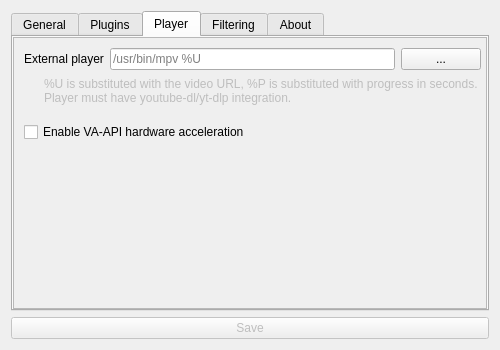
This is application/src/ui/forms/settings/settingsform.ui in BowDown097/QtTube as Qt 5 draws it before an edit. The edited form follows.
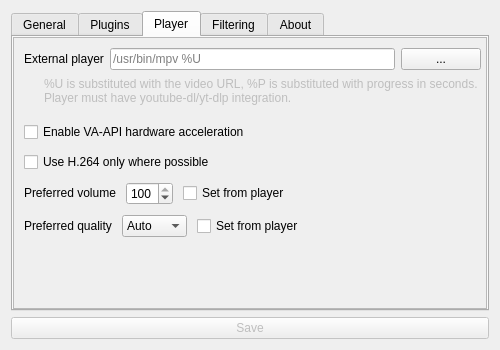
This is the edited form. The open tabs and pages were chosen to show the change.

Commit message: Make some player settings global once again

Patch:
```diff
--- a/application/src/ui/forms/settings/settingsform.ui
+++ b/application/src/ui/forms/settings/settingsform.ui
@@ -234,7 +234,7 @@
             <x>0</x>
             <y>0</y>
             <width>476</width>
-            <height>139</height>
+            <height>249</height>
            </rect>
           </property>
           <property name="sizePolicy">
@@ -337,6 +337,172 @@
              </property>
             </widget>
            </item>
+           <item>
+            <widget class="QCheckBox" name="h264Only">
+             <property name="toolTip">
+              <string>Enforces serving of H.264 encoded content, if available. May improve playback performance and resource usage, especially on older devices. There is no guarantee this setting will be implemented by any given plugin.</string>
+             </property>
+             <property name="text">
+              <string>Use H.264 only where possible</string>
+             </property>
+            </widget>
+           </item>
+           <item>
+            <layout class="QHBoxLayout" name="horizontalLayout_17">
+             <property name="spacing">
+              <number>10</number>
+             </property>
+             <item>
+              <widget class="QLabel" name="preferredVolumeLabel">
+               <property name="sizePolicy">
+                <sizepolicy hsizetype="Preferred" vsizetype="Fixed">
+                 <horstretch>0</horstretch>
+                 <verstretch>0</verstretch>
+                </sizepolicy>
+               </property>
+               <property name="toolTip">
+                <string>There is no guarantee this setting will be implemented by any given plugin.</string>
+               </property>
+               <property name="text">
+                <string>Preferred volume</string>
+               </property>
+              </widget>
+             </item>
+             <item>
+              <widget class="QSpinBox" name="preferredVolume">
+               <property name="maximum">
+                <number>100</number>
+               </property>
+               <property name="value">
+                <number>100</number>
+               </property>
+              </widget>
+             </item>
+             <item>
+              <widget class="QCheckBox" name="volumeFromPlayer">
+               <property name="toolTip">
+                <string>There is no guarantee this setting will be implemented by any given plugin.</string>
+               </property>
+               <property name="text">
+                <string>Set from player</string>
+               </property>
+              </widget>
+             </item>
+             <item>
+              <spacer name="horizontalSpacer_11">
+               <property name="orientation">
+                <enum>Qt::Orientation::Horizontal</enum>
+               </property>
+               <property name="sizeHint" stdset="0">
+                <size>
+                 <width>40</width>
+                 <height>20</height>
+                </size>
+               </property>
+              </spacer>
+             </item>
+            </layout>
+           </item>
+           <item>
+            <layout class="QHBoxLayout" name="horizontalLayout_18">
+             <property name="spacing">
+              <number>10</number>
+             </property>
+             <item>
+              <widget class="QLabel" name="preferredQualityLabel">
+               <property name="sizePolicy">
+                <sizepolicy hsizetype="Preferred" vsizetype="Fixed">
+                 <horstretch>0</horstretch>
+                 <verstretch>0</verstretch>
+                </sizepolicy>
+               </property>
+               <property name="toolTip">
+                <string>There is no guarantee this setting will be implemented by any given plugin.</string>
+               </property>
+               <property name="text">
+                <string>Preferred quality</string>
+               </property>
+              </widget>
+             </item>
+             <item>
+              <widget class="QComboBox" name="preferredQuality">
+               <item>
+                <property name="text">
+                 <string>Auto</string>
+                </property>
+               </item>
+               <item>
+                <property name="text">
+                 <string>4320p</string>
+                </property>
+               </item>
+               <item>
+                <property name="text">
+                 <string>2160p</string>
+                </property>
+               </item>
+               <item>
+                <property name="text">
+                 <string>1440p</string>
+                </property>
+               </item>
+               <item>
+                <property name="text">
+                 <string>1080p</string>
+                </property>
+               </item>
+               <item>
+                <property name="text">
+                 <string>720p</string>
+                </property>
+               </item>
+               <item>
+                <property name="text">
+                 <string>480p</string>
+                </property>
+               </item>
+               <item>
+                <property name="text">
+                 <string>360p</string>
+                </property>
+               </item>
+               <item>
+                <property name="text">
+                 <string>240p</string>
+                </property>
+               </item>
+               <item>
+                <property name="text">
+                 <string>144p</string>
+                </property>
+               </item>
+              </widget>
+             </item>
+             <item>
+              <widget class="QCheckBox" name="qualityFromPlayer">
+               <property name="toolTip">
+                <string>There is no guarantee this setting will be implemented by any given plugin.</string>
+               </property>
+               <property name="text">
+                <string>Set from player</string>
+               </property>
+              </widget>
+             </item>
+             <item>
+              <spacer name="horizontalSpacer_12">
+               <property name="orientation">
+                <enum>Qt::Orientation::Horizontal</enum>
+               </property>
+               <property name="sizeHint" stdset="0">
+                <size>
+                 <width>40</width>
+                 <height>20</height>
+                </size>
+               </property>
+              </spacer>
+             </item>
+            </layout>
+           </item>
           </layout>
          </widget>
         </widget>
```
Left out of the diff: 20 changed lines with no effect on the pictures. The commit also changes 28 other files.
